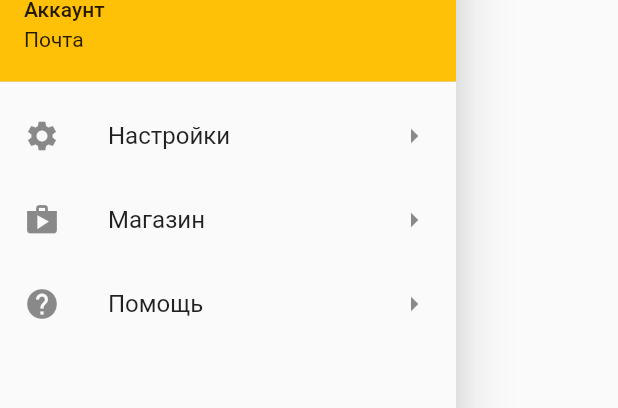
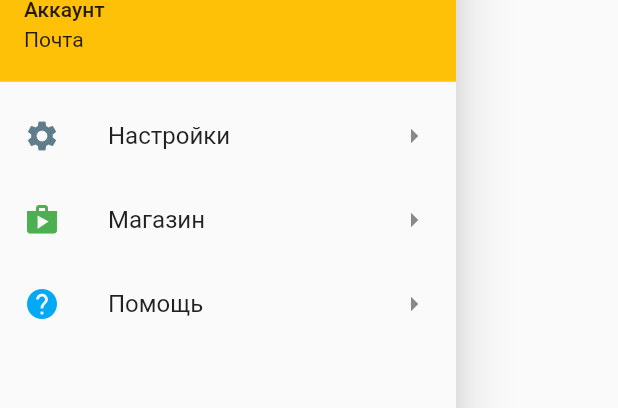
Before and after one commit to riazonbin/flutter_class_work, a Flutter app: the DrawerHomeMenu widget shown alone on an empty page, opened directly, after a tap on the "exit to app" icon, on a phone screen of 412 x 824 dp. Shown: the part 160-568 px from the top of the screen. Run offline on Flutter 3.47's test engine with Material 2 defaults, Android fonts, the light colour scheme and no system bars; network calls fail.

Commit message:
added colors to list tiles

```diff
--- a/lib/pages/drawer.dart
+++ b/lib/pages/drawer.dart
@@ -13,26 +13,37 @@ class DrawerHomeMenu extends StatelessWidget {
           UserAccountsDrawerHeader(
               accountName: const Text("Аккаунт"),
               accountEmail: const Text("Почта"),
-              otherAccountsPictures: [IconButton(onPressed:() {
-              }, icon: Icon(Icons.exit_to_app))],
+              otherAccountsPictures: [
+                IconButton(
+                    onPressed: () {}, icon: const Icon(Icons.exit_to_app))
+              ],
               currentAccountPicture:
                   const CircleAvatar(backgroundImage: NetworkImage(catUrl))),
           ListTile(
             title: const Text("Настройки"),
             trailing: const Icon(Icons.arrow_right),
-            leading: const Icon(Icons.settings),
+            leading: const Icon(
+              Icons.settings,
+              color: Colors.blueGrey,
+            ),
             onTap: () {},
           ),
           ListTile(
             title: const Text("Магазин"),
             trailing: const Icon(Icons.arrow_right),
-            leading: const Icon(Icons.shop),
+            leading: const Icon(
+              Icons.shop,
+              color: Colors.green,
+            ),
             onTap: () {},
           ),
           ListTile(
             title: const Text("Помощь"),
             trailing: const Icon(Icons.arrow_right),
-            leading: const Icon(Icons.help),
+            leading: const Icon(
+              Icons.help,
+              color: Colors.lightBlue,
+            ),
             onTap: () {},
           ),
         ],
```
